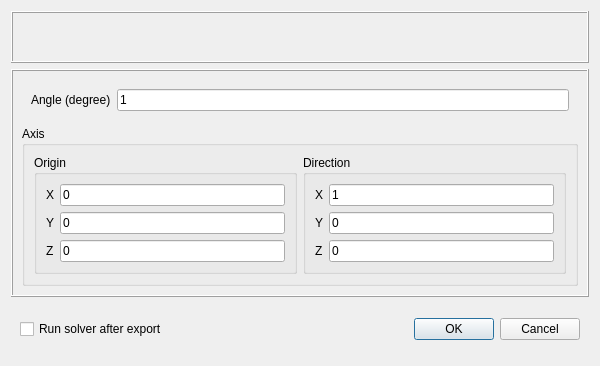
Before: the Qt Designer form src/foammesh/view/export/export_2D_wedge_dialog.ui in TheErevnaa/FoamMesh, drawn with Qt 5.
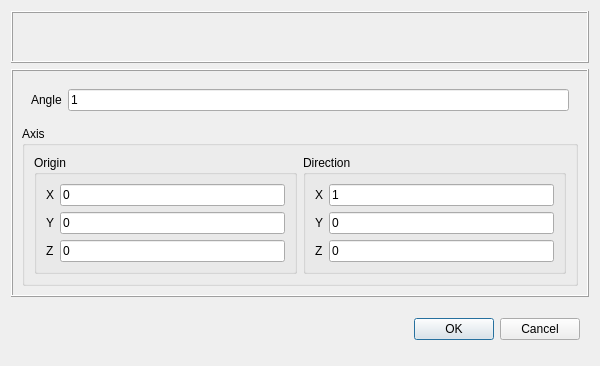
After: the same form once the commit is applied. Custom widgets are drawn as their Qt base class.

Patch:
```diff
--- a/src/foammesh/view/export/export_2D_wedge_dialog.ui
+++ b/src/foammesh/view/export/export_2D_wedge_dialog.ui
@@ -39,7 +39,7 @@
          <item row="0" column="0">
           <widget class="QLabel" name="label_5">
            <property name="text">
-            <string>Angle (degree)</string>
+            <string>Angle</string>
            </property>
           </widget>
          </item>
@@ -191,13 +191,6 @@
    <item>
     <widget class="QWidget" name="widget_2" native="true">
      <layout class="QHBoxLayout" name="horizontalLayout_6">
-      <item>
-       <widget class="QCheckBox" name="run">
-        <property name="text">
-         <string>Run solver after export</string>
-        </property>
-       </widget>
-      </item>
       <item>
        <spacer name="horizontalSpacer">
         <property name="orientation">
```
Left out of the diff: 2 changed lines with no effect on the pictures.
